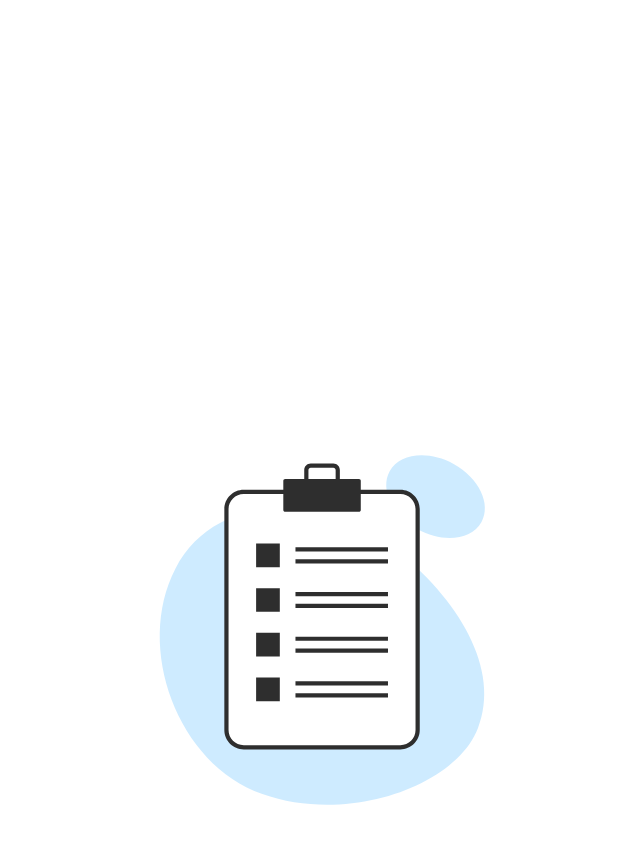
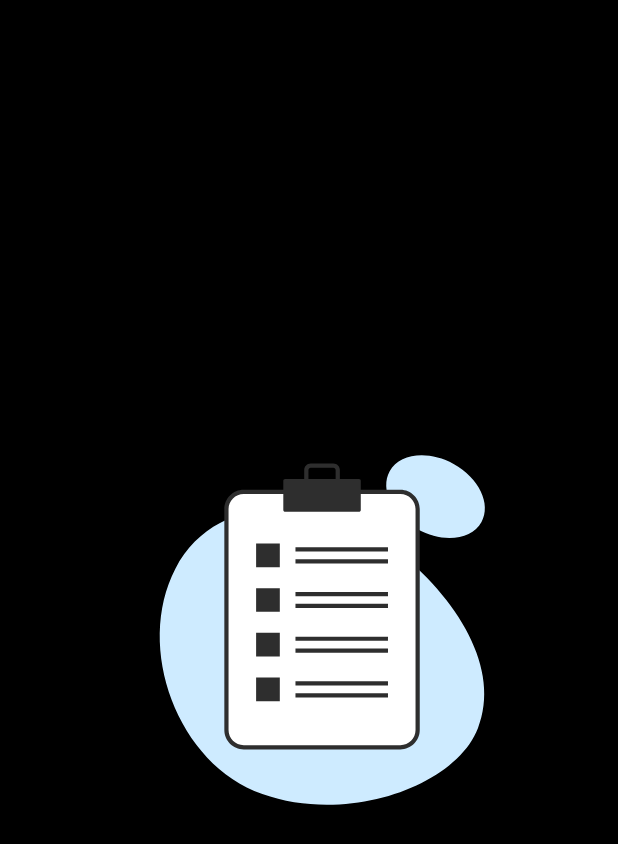
Before and after one commit to Yorq1nnur/najot_talim_nt, a Flutter app: the first screen one second after launch, on a phone screen of 412 x 824 dp. Shown: the top 844 px of the screen. Run offline on Flutter 3.47's test engine with Material 3 defaults, Android fonts, the phone set to English and light mode, and no system bars; our stand-ins replace flutter_screenutil, lottie.

```diff
--- a/lib/main.dart
+++ b/lib/main.dart
@@ -43,8 +43,9 @@ class MyApp extends StatelessWidget {
           return MaterialApp(
             debugShowCheckedModeBanner: false,
             theme: ThemeData(
+              appBarTheme: const AppBarTheme(backgroundColor: AppColors.black),
               useMaterial3: false,
-              scaffoldBackgroundColor: AppColors.white,
+              scaffoldBackgroundColor: AppColors.black,
             ),
             home: child,
           );
--- a/lib/screens/global_screen/global_screen.dart
+++ b/lib/screens/global_screen/global_screen.dart
@@ -15,8 +15,8 @@ class GlobalScreen extends StatelessWidget {
           centerTitle: true,
           elevation: 0,
           title: Text(
-            "GLOBAL TEXT",
-            style: AppTextStyle.interBold,
+            "GLOBAL SCREEN",
+            style: AppTextStyle.interBold.copyWith(color: AppColors.white),
           ),
         ),
       ),
--- a/lib/screens/splash/splash_screen.dart
+++ b/lib/screens/splash/splash_screen.dart
@@ -15,11 +15,6 @@ class SplashScreen extends StatefulWidget {
 class _SplashScreenState extends State<SplashScreen> {
   @override
   void initState() {
-    _init();
-    super.initState();
-  }
-
-  void _init() {
     Future.delayed(
       const Duration(
         seconds: 3,
@@ -35,6 +30,7 @@ class _SplashScreenState extends State<SplashScreen> {
         );
       },
     );
+    super.initState();
   }
 
   @override
@@ -42,6 +38,8 @@ class _SplashScreenState extends State<SplashScreen> {
     return AnnotatedRegion(
       value: const SystemUiOverlayStyle(
         statusBarColor: AppColors.transparent,
+        statusBarIconBrightness: Brightness.dark,
+        statusBarBrightness: Brightness.light,
       ),
       child: Scaffold(
         body: Center(
```
